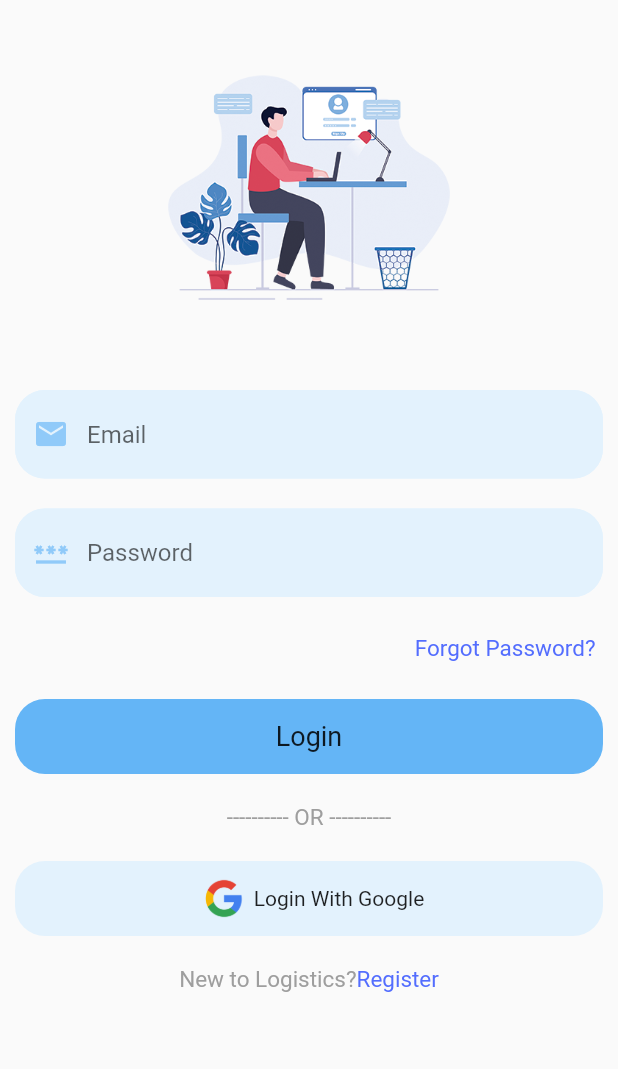
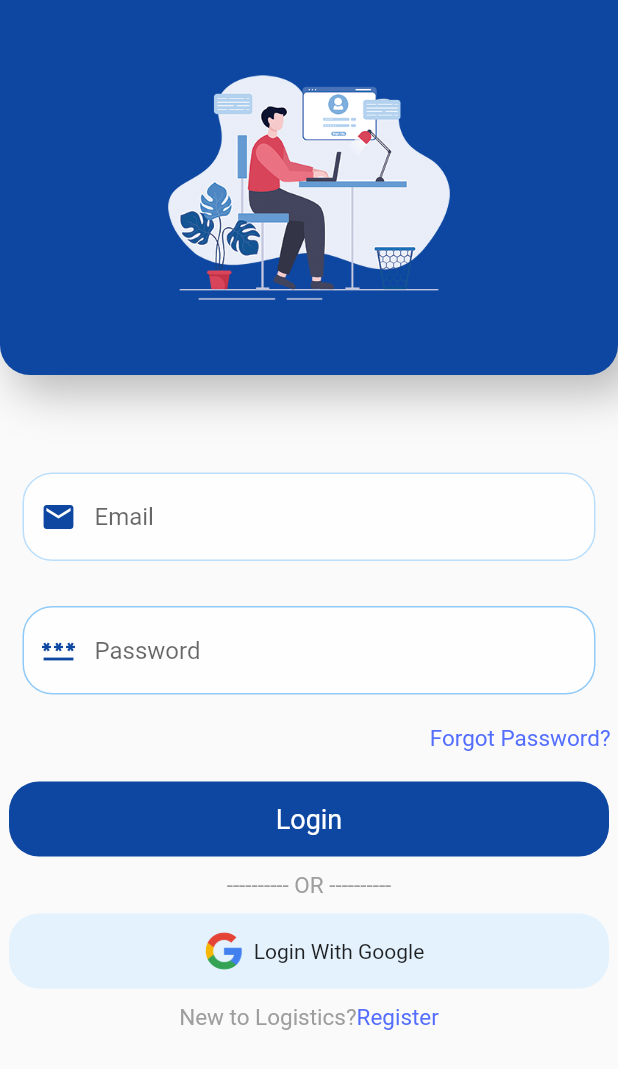
Before and after one commit to AroojAslam/Login-form, a Flutter app: the screen it shows after launch, on a phone screen of 412 x 824 dp. Shown: the top 1069 px of the screen. Run offline on Flutter 3.47's test engine with Material 2 defaults, Android fonts, the phone set to English and light mode, and no system bars.

Commit message:
change colors

```diff
--- a/login_form/lib/main.dart
+++ b/login_form/lib/main.dart
@@ -15,34 +15,57 @@ class login extends StatelessWidget {
         body: SafeArea(
           child: Column(
             children: [
-            const  SizedBox(
-                height: 50,
-              ),
               Container(
-                height: 150,
-                child:
-                    const Image(image: AssetImage('assets/images/login.png')),
-              ),
+                  height: 250,
+                  width: 500,
+                  decoration: BoxDecoration(
+                      color: Colors.blue.shade900,
+                      borderRadius: BorderRadius.only(
+                        bottomRight: Radius.circular(20),
+                        bottomLeft: Radius.circular(20),
+                      ),
+                    boxShadow: const [
+                    BoxShadow(
+                    color: Colors.black26,
+                    offset: Offset(10.0, 10.0),
+                    blurRadius: 25.0,
+                    spreadRadius: 2.0,
+                  ),
+
+              ]
+                  ),
+                  child: Column(
+                    children: [
+                      SizedBox(
+                        height: 50,
+                      ),
+                      const Image(
+                        image: AssetImage('assets/images/login.png'),
+                        height: 150,
+                        width: 250,
+                      ),
+                    ],
+                  )),
               const SizedBox(
                 height: 50,
               ),
               Padding(
-                padding: const EdgeInsets.all(10),
+                padding: const EdgeInsets.all(15),
                 child: Column(
                   children: [
                     TextFormField(
                       decoration: InputDecoration(
                           hintText: 'Email',
-                          fillColor: Colors.blue.shade50,
+                          fillColor: Colors.white70,
                           filled: true,
                           prefixIcon:
-                              Icon(Icons.email, color: Colors.blue.shade200),
+                              Icon(Icons.email, color: Colors.blue.shade900),
                           focusedBorder: OutlineInputBorder(
-                            borderSide: BorderSide(color: Colors.blue.shade100),
+                            borderSide: BorderSide(color: Colors.blue.shade900),
                             borderRadius: BorderRadius.circular(20),
                           ),
                           enabledBorder: OutlineInputBorder(
-                            borderSide: BorderSide(color: Colors.blue.shade50),
+                            borderSide: BorderSide(color: Colors.blue.shade100),
                             borderRadius: BorderRadius.circular(20),
                           )),
                     ),
@@ -50,30 +73,30 @@ class login extends StatelessWidget {
                 ),
               ),
               Padding(
-                padding: const EdgeInsets.all(10),
+                padding: const EdgeInsets.all(15),
                 child: Column(
                   children: [
                     TextFormField(
                       decoration: InputDecoration(
                           hintText: 'Password',
-                          fillColor: Colors.blue.shade50,
+                          fillColor: Colors.white70,
                           filled: true,
                           prefixIcon:
-                              Icon(Icons.password, color: Colors.blue.shade200),
+                              Icon(Icons.password, color: Colors.blue.shade900),
                           focusedBorder: OutlineInputBorder(
-                            borderSide: BorderSide(color: Colors.blue.shade100),
+                            borderSide: BorderSide(color: Colors.blue.shade900),
                             borderRadius: BorderRadius.circular(20),
                           ),
                           enabledBorder: OutlineInputBorder(
-                            borderSide: BorderSide(color: Colors.blue.shade50),
+                            borderSide: BorderSide(color: Colors.blue.shade200),
                             borderRadius: BorderRadius.circular(20),
                           )),
                     ),
                   ],
                 ),
               ),
-             const Padding(
-                padding: EdgeInsets.all(15),
+              const Padding(
+                padding: EdgeInsets.all(5),
                 child: Align(
                   alignment: Alignment.centerRight,
                   child: Text(
@@ -82,29 +105,38 @@ class login extends StatelessWidget {
                   ),
                 ),
               ),
+              SizedBox(
+                height: 10,
+              ),
               Padding(
-                padding: const EdgeInsets.all(10),
+                padding: const EdgeInsets.all(5),
                 child: Container(
                   height: 50,
                   width: 400,
                   decoration: BoxDecoration(
-                    color: Colors.blue.shade300,
+                    color: Colors.blue.shade900,
                     borderRadius: BorderRadius.circular(20),
                   ),
                   child: const Center(
-                    child: Text('Login',style: TextStyle(fontSize: 18,),),
+                    child: Text(
+                      'Login',
+                      style: TextStyle(
+                        fontSize: 18,
+                        color: Colors.white,
+                      ),
+                    ),
                   ),
                 ),
               ),
-             const Padding(
-                padding: EdgeInsets.all(10),
+              const Padding(
+                padding: EdgeInsets.all(5),
                 child: Text(
                   '---------- OR ----------',
                   style: TextStyle(color: Colors.grey, fontSize: 15),
                 ),
               ),
               Padding(
-                padding: const EdgeInsets.all(10),
+                padding: const EdgeInsets.all(5),
                 child: Container(
                   height: 50,
                   width: 400,
@@ -128,7 +160,7 @@ class login extends StatelessWidget {
                 ),
               ),
               const Padding(
-                  padding: EdgeInsets.all(10),
+                  padding: EdgeInsets.all(5),
                   child: Row(
                     mainAxisAlignment: MainAxisAlignment.center,
                     children: [
```
